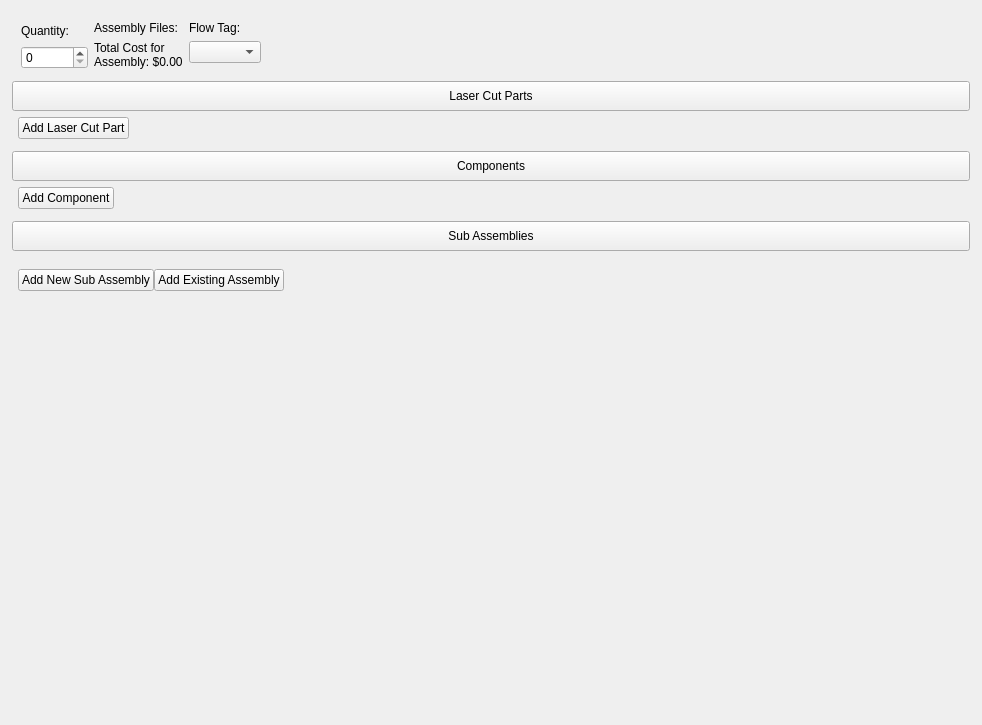
Old version of the form ui/widgets/assembly_widget.ui in the repository TheCodingJsoftware/Invigo.
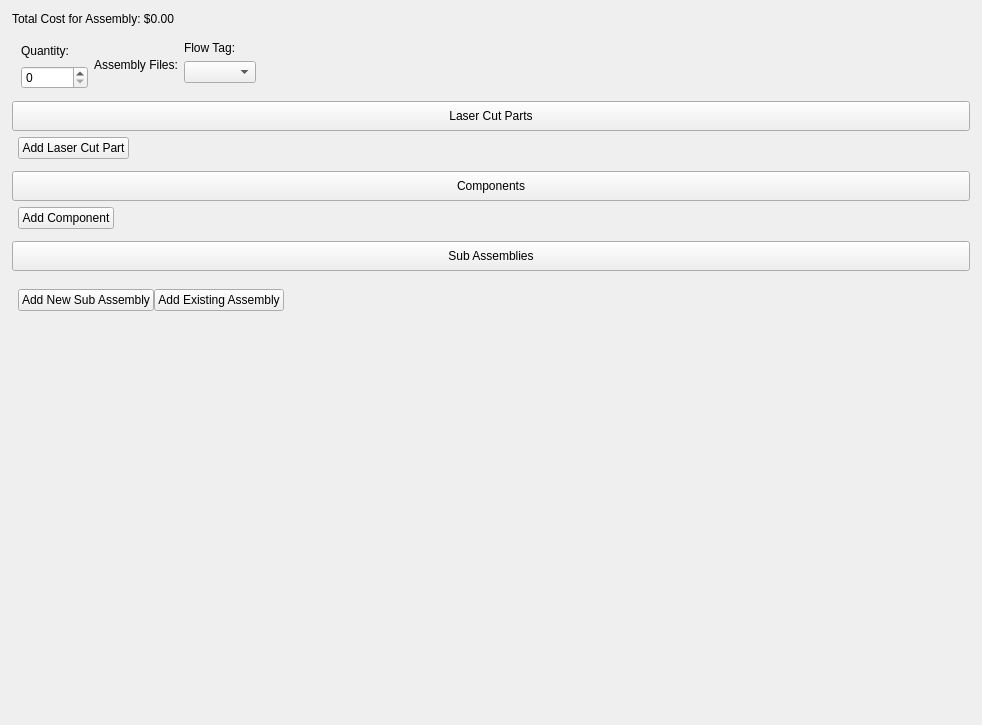
New version of the form.

```diff
--- a/ui/widgets/assembly_widget.ui
+++ b/ui/widgets/assembly_widget.ui
@@ -51,7 +51,7 @@
      </property>
      <layout class="QVBoxLayout" name="verticalLayout_9" stretch="0">
       <item>
-       <layout class="QVBoxLayout" name="verticalLayout_14" stretch="0,0,0,1">
+       <layout class="QVBoxLayout" name="verticalLayout_14" stretch="0,0,0,0,1">
         <property name="leftMargin">
          <number>3</number>
         </property>
@@ -64,6 +64,19 @@
         <property name="bottomMargin">
          <number>3</number>
         </property>
+        <item>
+         <widget class="QLabel" name="label_total_cost_for_assembly">
+          <property name="text">
+           <string>Total Cost for Assembly: $0.00</string>
+          </property>
+          <property name="wordWrap">
+           <bool>true</bool>
+          </property>
+          <property name="textInteractionFlags">
+           <set>Qt::TextInteractionFlag::LinksAccessibleByMouse|Qt::TextInteractionFlag::TextSelectableByMouse</set>
+          </property>
+         </widget>
+        </item>
         <item>
          <widget class="QWidget" name="verticalWidget_4" native="true">
           <property name="sizePolicy">
@@ -131,19 +144,6 @@
                </item>
               </layout>
              </item>
-             <item>
-              <widget class="QLabel" name="label_total_cost_for_assembly">
-               <property name="text">
-                <string>Total Cost for Assembly: $0.00</string>
-               </property>
-               <property name="wordWrap">
-                <bool>true</bool>
-               </property>
-               <property name="textInteractionFlags">
-                <set>Qt::TextInteractionFlag::LinksAccessibleByMouse|Qt::TextInteractionFlag::TextSelectableByMouse</set>
-               </property>
-              </widget>
-             </item>
             </layout>
            </item>
            <item>
```
